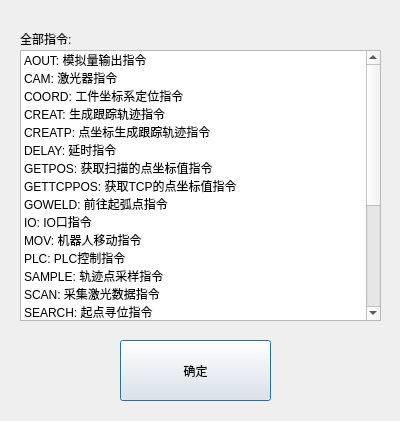
Before: the Qt Designer form othercmddlg.ui in qubo188612/qtwelding, drawn with Qt 5.
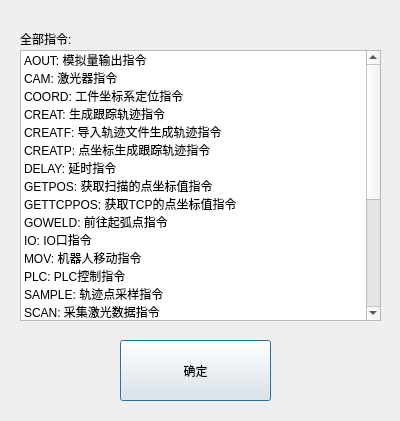
After: the same form once the commit is applied.

Diff of the .ui file:
```diff
--- a/othercmddlg.ui
+++ b/othercmddlg.ui
@@ -71,6 +71,11 @@
      <string>CREAT: 生成跟踪轨迹指令</string>
     </property>
    </item>
+   <item>
+    <property name="text">
+     <string>CREATF: 导入轨迹文件生成轨迹指令</string>
+    </property>
+   </item>
    <item>
     <property name="text">
      <string>CREATP: 点坐标生成跟踪轨迹指令</string>
```
